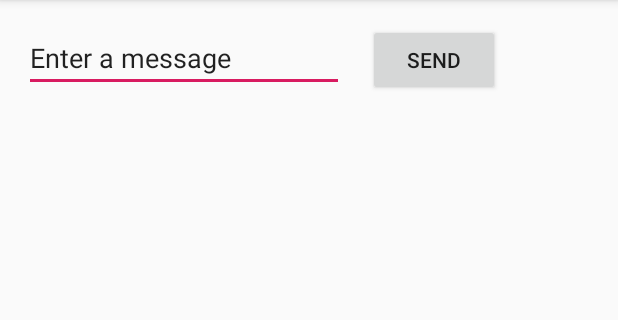
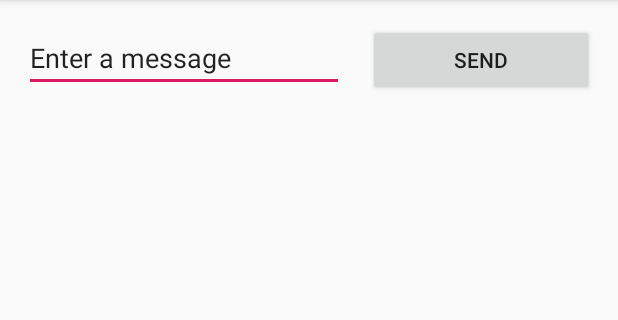
Before and after one commit to teruh/itp220-first-android, an Android app: the screen it shows after launch (MainActivity), on a phone screen of 412 x 824 dp, the part 84-404 px from its top. Run offline under Robolectric (Android 15) with nearby library versions, the phone set to English and light mode, and no system bars.

Commit message:
Make layout more responsive

```diff
--- a/app/src/main/res/layout/activity_main.xml
+++ b/app/src/main/res/layout/activity_main.xml
@@ -8,12 +8,16 @@
 
     <Button
             android:id="@+id/button3"
-            android:layout_width="wrap_content"
+            android:layout_width="0dp"
             android:layout_height="wrap_content"
             android:layout_marginStart="16dp"
             android:layout_marginLeft="16dp"
+            android:layout_marginEnd="16dp"
+            android:layout_marginRight="16dp"
             android:text="@string/button_send"
             app:layout_constraintBaseline_toBaselineOf="@+id/editText3"
+            app:layout_constraintEnd_toEndOf="parent"
+            app:layout_constraintHorizontal_bias="0.5"
             app:layout_constraintStart_toEndOf="@+id/editText3" />
 
     <EditText
@@ -26,6 +30,8 @@
             android:ems="10"
             android:inputType="textPersonName"
             android:text="@string/edit_message"
+            app:layout_constraintEnd_toStartOf="@+id/button3"
+            app:layout_constraintHorizontal_bias="0.5"
             app:layout_constraintStart_toStartOf="parent"
             app:layout_constraintTop_toTopOf="parent" />
 </androidx.constraintlayout.widget.ConstraintLayout>
```
